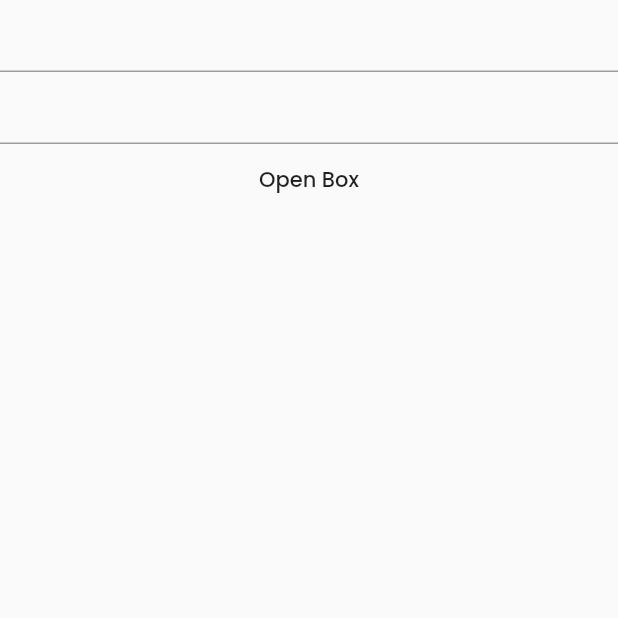
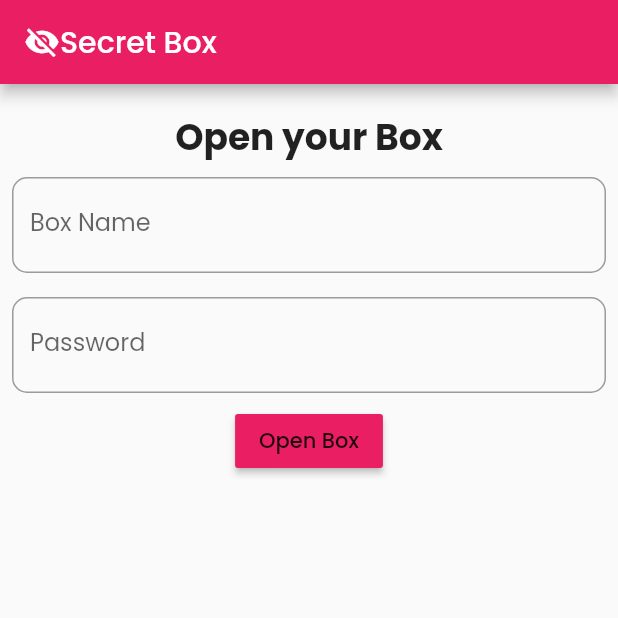
Before and after one commit to IzumiShaka-desu/secret_box, a Flutter app: the screen it shows after launch, on a phone screen of 412 x 824 dp, the top half of it. Run offline on Flutter 3.47's test engine with Material 2 defaults, Android fonts, the phone set to English and light mode, and no system bars; our stand-ins replace google_fonts; missing offline and left inert: encrypt.

Commit message:
styling login view

```diff
--- a/lib/login_view.dart
+++ b/lib/login_view.dart
@@ -21,22 +21,56 @@ class _LoginViewState extends State<LoginView> {
   @override
   Widget build(BuildContext context) {
     return Scaffold(
+      appBar: AppBar(
+        centerTitle: true,
+        title: Row(children: const [
+          Icon(Icons.visibility_off),
+          Text("Secret Box"),
+        ]),
+      ),
       body: SafeArea(
+        child: Padding(
+          padding: const EdgeInsets.only(top: 18.0),
           child: Column(
+            mainAxisSize: MainAxisSize.max,
             children: [
-            TextFormField(
+              const Text(
+                "Open your Box",
+                style: TextStyle(fontWeight: FontWeight.bold, fontSize: 24),
+              ),
+              Padding(
+                padding: const EdgeInsets.all(8.0),
+                child: TextFormField(
+                  decoration: InputDecoration(
+                      border: OutlineInputBorder(
+                        borderRadius: BorderRadius.circular(10.0),
+                      ),
+                      labelText: "Box Name",
+                      hintText: "Input your box name.. ex: box-patrick"),
                   controller: boxNameController,
                 ),
-            TextFormField(
+              ),
+              Padding(
+                padding: const EdgeInsets.all(8.0),
+                child: TextFormField(
+                  decoration: InputDecoration(
+                      border: OutlineInputBorder(
+                        borderRadius: BorderRadius.circular(10.0),
+                      ),
+                      labelText: "Password",
+                      hintText: "Input your password.."),
                   controller: passwordController,
                 ),
+              ),
               MaterialButton(
+                color: Theme.of(context).primaryColor,
                 onPressed: () {},
                 child: const Text("Open Box"),
               )
             ],
           ),
         ),
+      ),
     );
   }
 }
```
Lines whose indentation alone changed are shown as unchanged.
